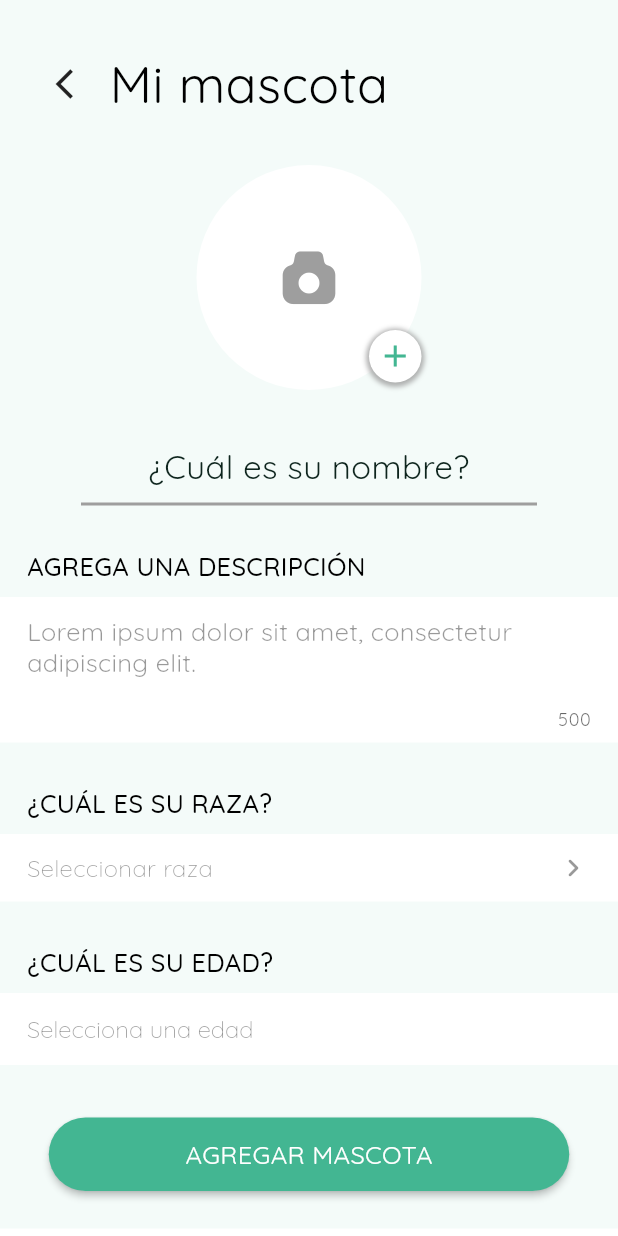
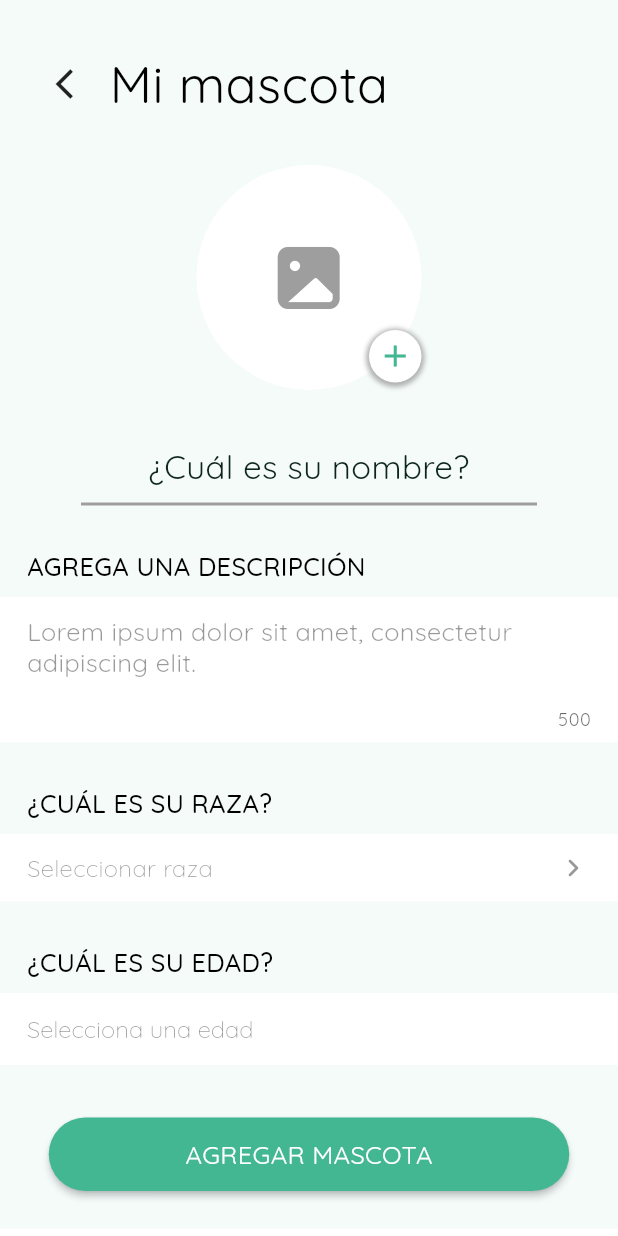
Before and after one commit to BadinhoCornejo/e-patas-ui, a Flutter app: the PetRegister screen opened directly, on a phone screen of 412 x 824 dp. Run offline on Flutter 3.47's test engine with Material 2 defaults, Android fonts, the phone set to English and light mode, and no system bars.

Commit message:
fix icons and add routing

```diff
--- a/lib/ui/screens/pet_register.dart
+++ b/lib/ui/screens/pet_register.dart
@@ -1,3 +1,5 @@
+import 'package:flutter/material.dart';
+
 import 'package:e_patas/ui/components/main_button.dart';
 import 'package:e_patas/ui/components/number_input.dart';
 import 'package:e_patas/ui/components/register_section_title.dart';
@@ -5,9 +7,8 @@ import 'package:e_patas/ui/components/secondary_button.dart';
 import 'package:e_patas/ui/components/secondary_input.dart';
 import 'package:e_patas/ui/components/text_box_input.dart';
 import 'package:e_patas/ui/components/title_icon.dart';
-import 'package:e_patas/ui/utils/app_icons.dart';
 import 'package:e_patas/ui/utils/color_theme.dart';
-import 'package:flutter/material.dart';
+import 'package:e_patas/ui/utils/dogemate_icons.dart';
 
 class PetRegister extends StatelessWidget {
   @override
@@ -33,7 +34,7 @@ class PetRegister extends StatelessWidget {
                     width: 150.0,
                     height: 150.0,
                     child: Icon(
-                      App.akar_icons_camera,
+                      Dogemate.image,
                       color: Colors.grey,
                       size: 42.0,
                     ),
--- a/lib/ui/utils/app_icons.dart
+++ /dev/null
@@ -1,43 +0,0 @@
-import 'package:flutter/widgets.dart';
-
-class App {
-  App._();
-
-  static const _kFontFam = 'App';
-  static const String? _kFontPkg = null;
-
-  static const IconData line_md_close =
-      IconData(0xe800, fontFamily: _kFontFam, fontPackage: _kFontPkg);
-  static const IconData akar_icons_arrow_counter_clockwise =
-      IconData(0xe801, fontFamily: _kFontFam, fontPackage: _kFontPkg);
-  static const IconData gridicons_user =
-      IconData(0xe802, fontFamily: _kFontFam, fontPackage: _kFontPkg);
-  static const IconData si_glyph_bubble_message_talk =
-      IconData(0xe803, fontFamily: _kFontFam, fontPackage: _kFontPkg);
-  static const IconData logo =
-      IconData(0xe804, fontFamily: _kFontFam, fontPackage: _kFontPkg);
-  static const IconData icon =
-      IconData(0xe805, fontFamily: _kFontFam, fontPackage: _kFontPkg);
-  static const IconData group_1987 =
-      IconData(0xe806, fontFamily: _kFontFam, fontPackage: _kFontPkg);
-  static const IconData image_2 =
-      IconData(0xe807, fontFamily: _kFontFam, fontPackage: _kFontPkg);
-  static const IconData image_1 =
-      IconData(0xe808, fontFamily: _kFontFam, fontPackage: _kFontPkg);
-  static const IconData logos_whatsapp =
-      IconData(0xe809, fontFamily: _kFontFam, fontPackage: _kFontPkg);
-  static const IconData carbon_email =
-      IconData(0xe80a, fontFamily: _kFontFam, fontPackage: _kFontPkg);
-  static const IconData icomoon_free_location =
-      IconData(0xe80b, fontFamily: _kFontFam, fontPackage: _kFontPkg);
-  static const IconData carbon_location_current =
-      IconData(0xe80c, fontFamily: _kFontFam, fontPackage: _kFontPkg);
-  static const IconData akar_icons_camera =
-      IconData(0xe80d, fontFamily: _kFontFam, fontPackage: _kFontPkg);
-  static const IconData akar_icons_arrow_back =
-      IconData(0xe80e, fontFamily: _kFontFam, fontPackage: _kFontPkg);
-  static const IconData ant_design_info_outlined =
-      IconData(0xe80f, fontFamily: _kFontFam, fontPackage: _kFontPkg);
-  static const IconData ant_design_heart_filled =
-      IconData(0xe810, fontFamily: _kFontFam, fontPackage: _kFontPkg);
-}
--- /dev/null
+++ b/lib/ui/utils/dogemate_icons.dart
@@ -0,0 +1,49 @@
+/// Flutter icons Dogemate
+/// Copyright (C) 2021 by original authors @ fluttericon.com, fontello.com
+/// This font was generated by FlutterIcon.com, which is derived from Fontello.
+///
+/// To use this font, place it in your fonts/ directory and include the
+/// following in your pubspec.yaml
+///
+/// flutter:
+///   fonts:
+///    - family:  Dogemate
+///      fonts:
+///       - asset: fonts/Dogemate.ttf
+///
+///
+///
+import 'package:flutter/widgets.dart';
+
+class Dogemate {
+  Dogemate._();
+
+  static const _kFontFam = 'Dogemate';
+  static const String? _kFontPkg = null;
+
+  static const IconData arrow_next_ios = IconData(0xe804, fontFamily: _kFontFam, fontPackage: _kFontPkg);
+  static const IconData arrow_back_ios = IconData(0xe805, fontFamily: _kFontFam, fontPackage: _kFontPkg);
+  static const IconData arrow_back_generic = IconData(0xe806, fontFamily: _kFontFam, fontPackage: _kFontPkg);
+  static const IconData plus = IconData(0xe807, fontFamily: _kFontFam, fontPackage: _kFontPkg);
+  static const IconData search = IconData(0xe809, fontFamily: _kFontFam, fontPackage: _kFontPkg);
+  static const IconData location_current = IconData(0xe80a, fontFamily: _kFontFam, fontPackage: _kFontPkg);
+  static const IconData location_near = IconData(0xe80b, fontFamily: _kFontFam, fontPackage: _kFontPkg);
+  static const IconData camera = IconData(0xe80c, fontFamily: _kFontFam, fontPackage: _kFontPkg);
+  static const IconData image = IconData(0xe80d, fontFamily: _kFontFam, fontPackage: _kFontPkg);
+  static const IconData mail = IconData(0xe80e, fontFamily: _kFontFam, fontPackage: _kFontPkg);
+  static const IconData dogemate = IconData(0xe80f, fontFamily: _kFontFam, fontPackage: _kFontPkg);
+  static const IconData chat = IconData(0xe810, fontFamily: _kFontFam, fontPackage: _kFontPkg);
+  static const IconData user = IconData(0xe811, fontFamily: _kFontFam, fontPackage: _kFontPkg);
+  static const IconData settings = IconData(0xe812, fontFamily: _kFontFam, fontPackage: _kFontPkg);
+  static const IconData rewind = IconData(0xe813, fontFamily: _kFontFam, fontPackage: _kFontPkg);
+  static const IconData nein = IconData(0xe814, fontFamily: _kFontFam, fontPackage: _kFontPkg);
+  static const IconData love = IconData(0xe815, fontFamily: _kFontFam, fontPackage: _kFontPkg);
+  static const IconData info = IconData(0xe816, fontFamily: _kFontFam, fontPackage: _kFontPkg);
+  static const IconData dots = IconData(0xe817, fontFamily: _kFontFam, fontPackage: _kFontPkg);
+  static const IconData arrow_down = IconData(0xe818, fontFamily: _kFontFam, fontPackage: _kFontPkg);
+  static const IconData dog = IconData(0xe819, fontFamily: _kFontFam, fontPackage: _kFontPkg);
+  static const IconData shield = IconData(0xe81a, fontFamily: _kFontFam, fontPackage: _kFontPkg);
+  static const IconData send = IconData(0xe81b, fontFamily: _kFontFam, fontPackage: _kFontPkg);
+  static const IconData arrow_next_generic = IconData(0xe81c, fontFamily: _kFontFam, fontPackage: _kFontPkg);
+  static const IconData contact = IconData(0xe81d, fontFamily: _kFontFam, fontPackage: _kFontPkg);
+}
--- a/pubspec.yaml
+++ b/pubspec.yaml
@@ -61,9 +61,9 @@ flutter:
   # list giving the asset and other descriptors for the font. For
   # example:
   fonts:
-    - family: App
+    - family: Dogemate
       fonts:
-        - asset: assets/fonts/App.ttf
+        - asset: assets/fonts/Dogemate.ttf
     - family: Quicksand
       fonts:
         - asset: assets/fonts/Quicksand-Regular.ttf
```
Also changed, not shown: lib/app.dart (+5 -9 lines), lib/ui/components/logo.dart (+11 -3 lines), lib/ui/screens/login.dart (+5 -3 lines), lib/ui/screens/screens.dart (added, +7 -0 lines), lib/ui/screens/user_register.dart (+18 -11 lines), lib/ui/utils/routes.dart (added, +36 -0 lines), assets/fonts/App.ttf (deleted), assets/fonts/Dogemate.ttf (added).
